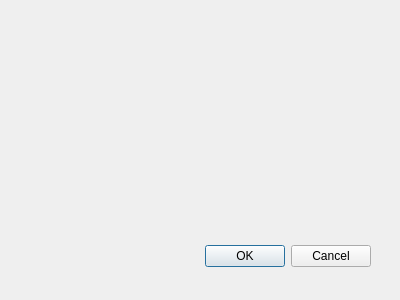
Qt form wtyczka_projekt_2/wtyczka_projekt_2_dialog_base.ui (monika1101/Projekt_2) before a commit.
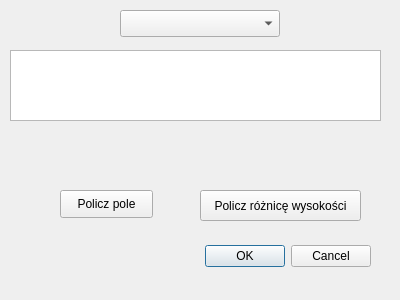
The same form after that commit. Custom widgets are drawn as their Qt base class.

Commit message: Folder z wtyczką

```diff
--- a/wtyczka_projekt_2/wtyczka_projekt_2_dialog_base.ui
+++ b/wtyczka_projekt_2/wtyczka_projekt_2_dialog_base.ui
@@ -28,7 +28,73 @@
     <set>QDialogButtonBox::Cancel|QDialogButtonBox::Ok</set>
    </property>
   </widget>
+  <widget class="QLabel" name="label_wynik">
+   <property name="geometry">
+    <rect>
+     <x>40</x>
+     <y>130</y>
+     <width>291</width>
+     <height>41</height>
+    </rect>
+   </property>
+   <property name="text">
+    <string/>
+   </property>
+  </widget>
+  <widget class="QPushButton" name="pushButton_pole">
+   <property name="geometry">
+    <rect>
+     <x>60</x>
+     <y>190</y>
+     <width>93</width>
+     <height>28</height>
+    </rect>
+   </property>
+   <property name="text">
+    <string>Policz pole</string>
+   </property>
+  </widget>
+  <widget class="QPushButton" name="pushButton_wys">
+   <property name="geometry">
+    <rect>
+     <x>200</x>
+     <y>190</y>
+     <width>161</width>
+     <height>31</height>
+    </rect>
+   </property>
+   <property name="text">
+    <string>Policz różnicę wysokości</string>
+   </property>
+  </widget>
+  <widget class="QgsMapLayerComboBox" name="mMapLayerComboBox">
+   <property name="geometry">
+    <rect>
+     <x>120</x>
+     <y>10</y>
+     <width>160</width>
+     <height>27</height>
+    </rect>
+   </property>
+  </widget>
+  <widget class="QTextEdit" name="lineEdit">
+   <property name="geometry">
+    <rect>
+     <x>10</x>
+     <y>50</y>
+     <width>371</width>
+     <height>71</height>
+    </rect>
+   </property>
+  </widget>
  </widget>
+ <customwidgets>
+  <customwidget>
+   <class>QgsMapLayerComboBox</class>
+   <extends>QComboBox</extends>
+   <header>qgsmaplayercombobox.h</header>
+  </customwidget>
+ </customwidgets>
  <resources/>
  <connections>
   <connection>
```
Left out of the diff: 41 changed lines with no effect on the pictures. The commit also changes 2 other files.
